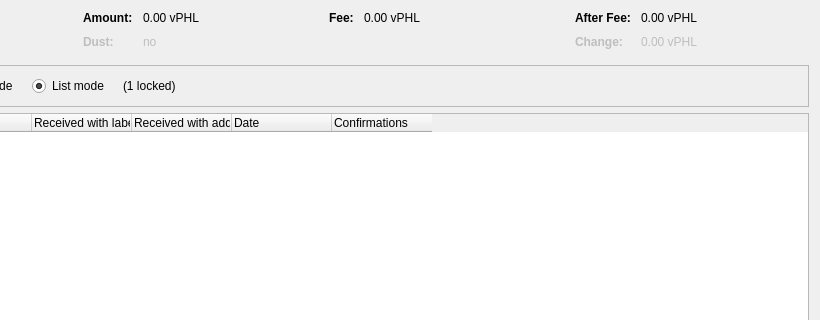
First picture: the form in src/qt/forms/coincontroldialog.ui, repository VeriBlock/pop-phl, before the edit; both pictures show x 180 to 1000 and y 0 to 320 of the 1000 by 500 pixel window.
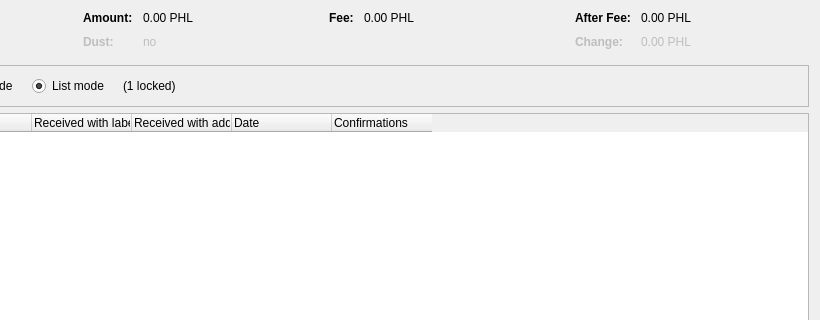
Second picture: the form after the edit. Custom widgets are drawn as their Qt base class.

Diff of the .ui file:
```diff
--- a/src/qt/forms/coincontroldialog.ui
+++ b/src/qt/forms/coincontroldialog.ui
@@ -132,7 +132,7 @@
           <enum>Qt::ActionsContextMenu</enum>
          </property>
          <property name="text">
-          <string notr="true">0.00 vPHL</string>
+          <string notr="true">0.00 PHL</string>
          </property>
          <property name="textInteractionFlags">
           <set>Qt::LinksAccessibleByMouse|Qt::TextSelectableByKeyboard|Qt::TextSelectableByMouse</set>
@@ -212,7 +212,7 @@
           <enum>Qt::ActionsContextMenu</enum>
          </property>
          <property name="text">
-          <string notr="true">0.00 vPHL</string>
+          <string notr="true">0.00 PHL</string>
          </property>
          <property name="textInteractionFlags">
           <set>Qt::LinksAccessibleByMouse|Qt::TextSelectableByKeyboard|Qt::TextSelectableByMouse</set>
@@ -257,7 +257,7 @@
           <enum>Qt::ActionsContextMenu</enum>
          </property>
          <property name="text">
-          <string notr="true">0.00 vPHL</string>
+          <string notr="true">0.00 PHL</string>
          </property>
          <property name="textInteractionFlags">
           <set>Qt::LinksAccessibleByMouse|Qt::TextSelectableByKeyboard|Qt::TextSelectableByMouse</set>
@@ -292,7 +292,7 @@
           <enum>Qt::ActionsContextMenu</enum>
          </property>
          <property name="text">
-          <string notr="true">0.00 vPHL</string>
+          <string notr="true">0.00 PHL</string>
          </property>
          <property name="textInteractionFlags">
           <set>Qt::LinksAccessibleByMouse|Qt::TextSelectableByKeyboard|Qt::TextSelectableByMouse</set>
```
